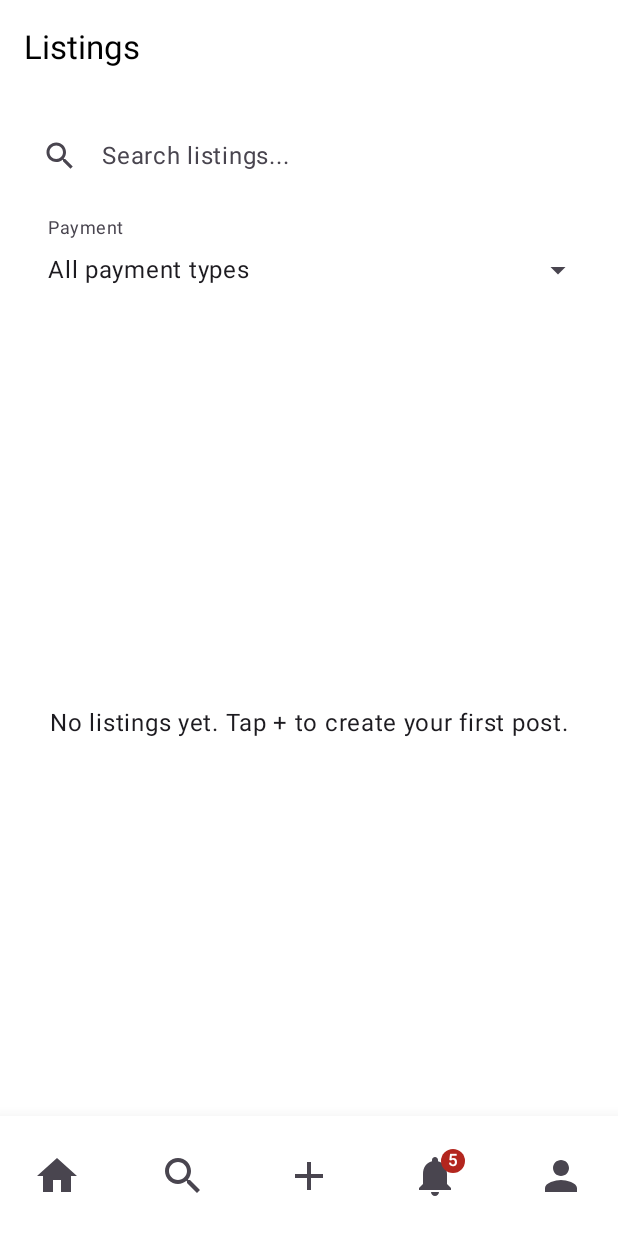
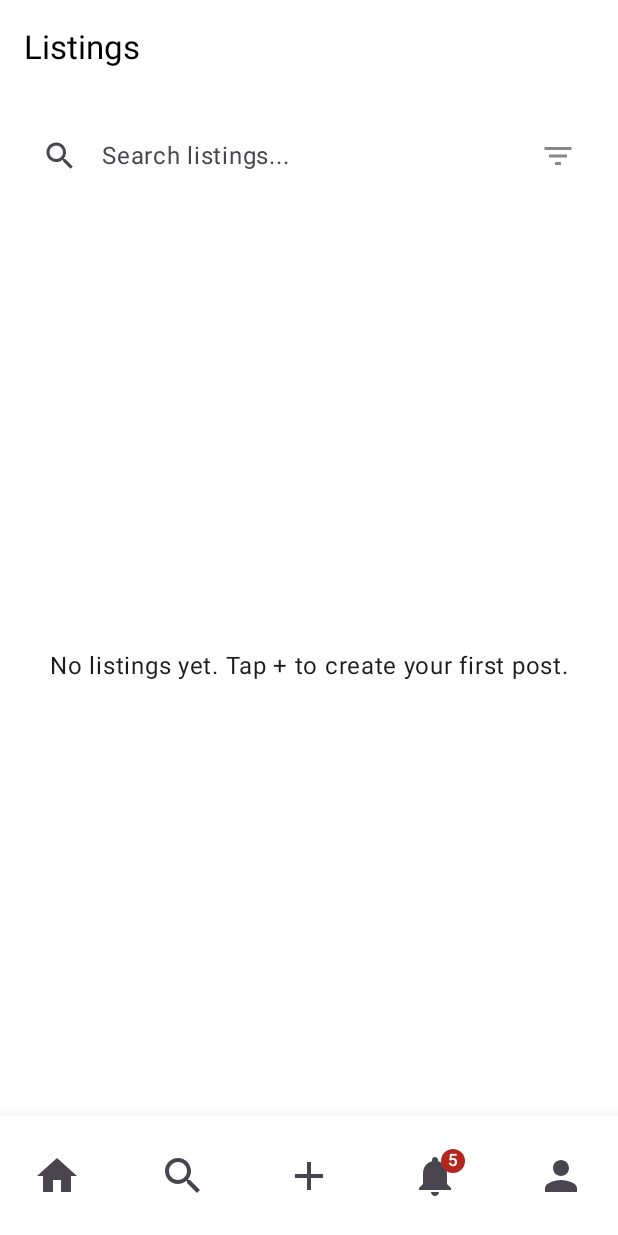
Before and after one commit to Johnnnnn261/CS4520-Final-Project, an Android app built with Jetpack Compose: the SearchListingsScreen screen opened through its navigation route, on a phone screen of 412 x 824 dp. Run offline under Robolectric (Android 15) with nearby library versions, the phone set to English and light mode, and no system bars; our stand-ins replace Firebase (no records; nobody signed in at launch, a user with empty details on screens opened directly).

Commit message:
implemented re-usable options dropdowns in search menu to enable filtering by condition and payment type

```diff
--- a/app/src/main/java/com/example/cs4520_final_project/ui/search_listings/SearchListingsScreen.kt
+++ b/app/src/main/java/com/example/cs4520_final_project/ui/search_listings/SearchListingsScreen.kt
@@ -5,6 +5,7 @@ import androidx.compose.foundation.layout.Arrangement
 import androidx.compose.foundation.layout.Box
 import androidx.compose.foundation.layout.Column
 import androidx.compose.foundation.layout.PaddingValues
+import androidx.compose.foundation.layout.Row
 import androidx.compose.foundation.layout.WindowInsets
 import androidx.compose.foundation.layout.fillMaxSize
 import androidx.compose.foundation.layout.fillMaxWidth
@@ -14,6 +15,8 @@ import androidx.compose.foundation.lazy.LazyColumn
 import androidx.compose.foundation.lazy.items
 import androidx.compose.material.icons.Icons
 import androidx.compose.material.icons.filled.Clear
+import androidx.compose.material.icons.filled.FilterList
+import androidx.compose.material.icons.filled.FilterListOff
 import androidx.compose.material.icons.filled.Search
 import androidx.compose.material3.CircularProgressIndicator
 import androidx.compose.material3.DropdownMenuItem
@@ -35,10 +38,14 @@ import androidx.compose.runtime.remember
 import androidx.compose.runtime.rememberCoroutineScope
 import androidx.compose.ui.Alignment
 import androidx.compose.ui.Modifier
+import androidx.compose.ui.graphics.Color
 import androidx.compose.ui.unit.dp
 import com.example.cs4520_final_project.data.CampusSwapRepository
 import com.example.cs4520_final_project.data.ListingInfo
+import com.example.cs4520_final_project.ui.common.DropdownOption
 import com.example.cs4520_final_project.ui.common.ListingCard
+import com.example.cs4520_final_project.ui.common.conditionOptions
+import com.example.cs4520_final_project.ui.common.paymentOptions
 import kotlinx.coroutines.Job
 import kotlinx.coroutines.delay
 import kotlinx.coroutines.launch
@@ -50,14 +57,16 @@ fun SearchListingsScreen(
 ) {
     var searchQuery by remember { mutableStateOf("") }
     var selectedPayment by remember { mutableStateOf<String?>(null) }
-    var paymentDropdownExpanded by remember { mutableStateOf(false) }
-    val paymentOptions = listOf("Zelle", "Venmo", "Cash", "PayPal")
+
+    var selectedCondition by remember { mutableStateOf<String?>(null) }
+    var showFilters by remember { mutableStateOf(false) }
 
     val displayedListings = remember(listings, searchQuery, selectedPayment) {
         val q = searchQuery.trim().lowercase()
-        listings
-            .filter { q.isBlank() || it.title.lowercase().contains(q) || it.description.lowercase().contains(q) }
-            .filter { selectedPayment == null || it.payment == selectedPayment }
+        listings.filter {
+            q.isBlank() || it.title.lowercase().contains(q) || it.description.lowercase()
+                .contains(q)
+        }.filter { selectedPayment == null || it.payment == selectedPayment }
     }
 
     Scaffold(
@@ -74,6 +83,12 @@ fun SearchListingsScreen(
                 .fillMaxSize()
                 .padding(padding)
         ) {
+            Row(
+                modifier = Modifier
+                    .fillMaxWidth()
+                    .padding(horizontal = 16.dp, vertical = 12.dp),
+                verticalAlignment = Alignment.CenterVertically
+            ) {
                 OutlinedTextField(
                     value = searchQuery,
                     onValueChange = { searchQuery = it },
@@ -87,59 +102,47 @@ fun SearchListingsScreen(
                         }
                     },
                     singleLine = true,
-                modifier = Modifier
-                    .fillMaxWidth()
-                    .padding(horizontal = 16.dp, vertical = 12.dp)
+                    modifier = Modifier.weight(1f)
                 )
 
-            ExposedDropdownMenuBox(
-                expanded = paymentDropdownExpanded,
-                onExpandedChange = { paymentDropdownExpanded = it },
+                IconButton(onClick = { showFilters = !showFilters }) {
+                    Icon(
+                        imageVector = if (showFilters) Icons.Default.FilterListOff else Icons.Default.FilterList,
+                        contentDescription = "Filter",
+                        tint = if (showFilters || selectedPayment != null || selectedCondition != null) MaterialTheme.colorScheme.primary else Color.Gray
+                    )
+                }
+            }
+            if (showFilters) {
+                DropdownOption(
+                    label = "Payment",
+                    options = paymentOptions,
+                    selected = selectedPayment,
+                    onSelectionChange = { selectedPayment = it },
+                    allLabel = "All payment types",
                     modifier = Modifier
                         .fillMaxWidth()
                         .padding(horizontal = 16.dp)
                         .padding(bottom = 12.dp)
-            ) {
-                OutlinedTextField(
-                    value = selectedPayment ?: "All payment types",
-                    onValueChange = {},
-                    readOnly = true,
-                    label = { Text("Payment") },
-                    trailingIcon = { ExposedDropdownMenuDefaults.TrailingIcon(expanded = paymentDropdownExpanded) },
+                )
+                DropdownOption(
+                    label = "Condition",
+                    options = conditionOptions,
+                    selected = selectedCondition,
+                    onSelectionChange = { selectedCondition = it },
+                    allLabel = "All Conditions",
                     modifier = Modifier
                         .fillMaxWidth()
-                        .menuAnchor()
+                        .padding(horizontal = 16.dp)
+                        .padding(bottom = 12.dp)
                 )
-                ExposedDropdownMenu(
-                    expanded = paymentDropdownExpanded,
-                    onDismissRequest = { paymentDropdownExpanded = false }
-                ) {
-                    DropdownMenuItem(
-                        text = { Text("All payment types") },
-                        onClick = {
-                            selectedPayment = null
-                            paymentDropdownExpanded = false
-                        }
-                    )
-                    paymentOptions.forEach { option ->
-                        DropdownMenuItem(
-                            text = { Text(option) },
-                            onClick = {
-                                selectedPayment = option
-                                paymentDropdownExpanded = false
-                            }
-                        )
-                    }
-                }
             }
 
             if (displayedListings.isEmpty()) {
                 Box(modifier = Modifier.fillMaxSize(), contentAlignment = Alignment.Center) {
                     Text(
-                        if (searchQuery.isBlank() && selectedPayment == null)
-                            "No listings yet. Tap + to create your first post."
-                        else
-                            "No listings match your filters."
+                        if (searchQuery.isBlank() && selectedPayment == null) "No listings yet. Tap + to create your first post."
+                        else "No listings match your filters."
                     )
                 }
             } else {
```
Lines whose indentation alone changed are shown as unchanged.
